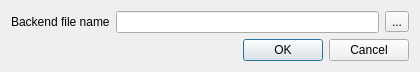
First picture: the form in src/frontend/settings.ui, repository dv1/ion_player, before the edit.
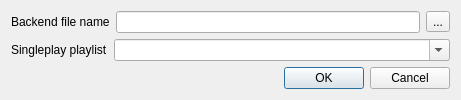
Second picture: the form after the edit.

Commit message: Renaming and deleting playlists implemented Moved URI to tooltips Added playlist toolbar Fixed bug in uri.hpp < operator

```diff
--- a/src/frontend/settings.ui
+++ b/src/frontend/settings.ui
@@ -6,8 +6,8 @@
    <rect>
     <x>0</x>
     <y>0</y>
-    <width>420</width>
-    <height>64</height>
+    <width>461</width>
+    <height>95</height>
    </rect>
   </property>
   <property name="windowTitle">
@@ -35,6 +35,42 @@
      </item>
     </layout>
    </item>
+   <item>
+    <layout class="QHBoxLayout" name="horizontalLayout_2">
+     <item>
+      <widget class="QLabel" name="label_2">
+       <property name="sizePolicy">
+        <sizepolicy hsizetype="Minimum" vsizetype="Preferred">
+         <horstretch>0</horstretch>
+         <verstretch>0</verstretch>
+        </sizepolicy>
+       </property>
+       <property name="text">
+        <string>Singleplay playlist</string>
+       </property>
+      </widget>
+     </item>
+     <item>
+      <widget class="QComboBox" name="singleplay_playlist">
+       <property name="sizePolicy">
+        <sizepolicy hsizetype="Expanding" vsizetype="Fixed">
+         <horstretch>0</horstretch>
+         <verstretch>0</verstretch>
+        </sizepolicy>
+       </property>
+       <property name="sizeIncrement">
+        <size>
+         <width>1</width>
+         <height>0</height>
+        </size>
+       </property>
+       <property name="editable">
+        <bool>true</bool>
+       </property>
+      </widget>
+     </item>
+    </layout>
+   </item>
    <item>
     <widget class="QDialogButtonBox" name="buttonBox">
      <property name="orientation">
```
The commit also changes 14 other files.
